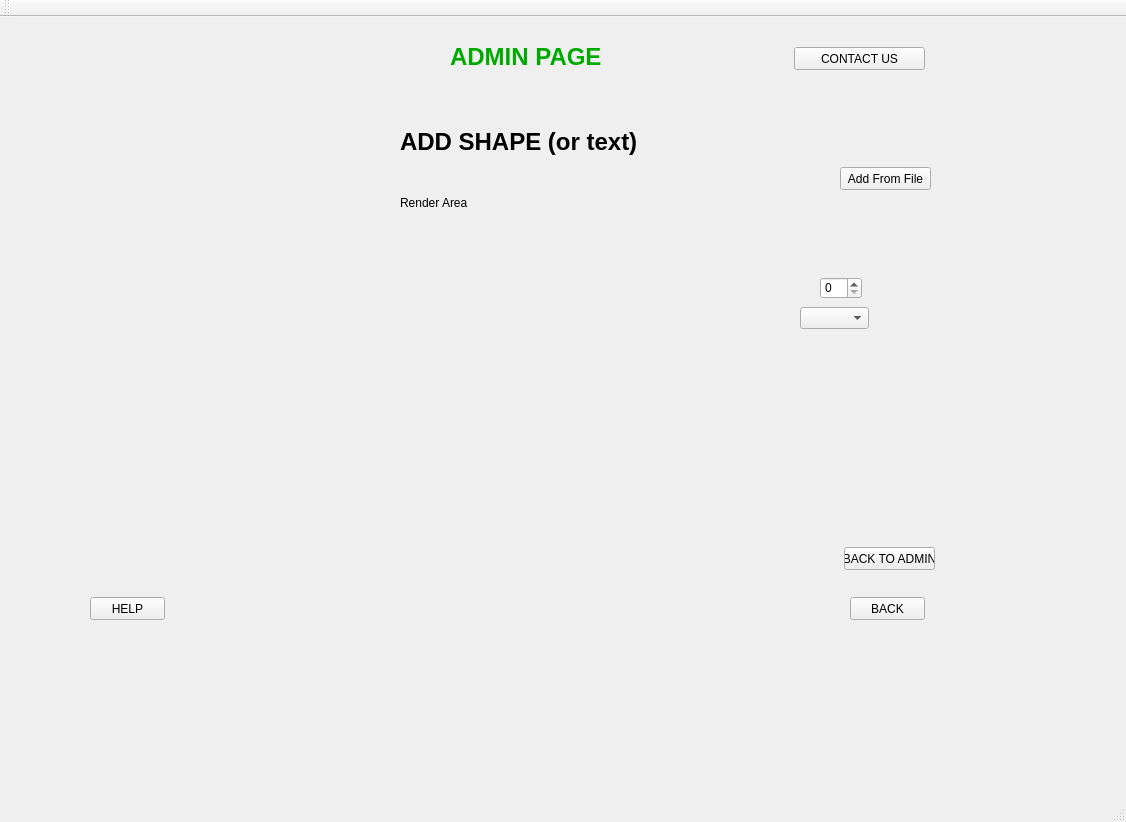
The window that mainwindow.ui (TheSoullessOne/Group-Project-2) describes before a commit, drawn with Qt 5.
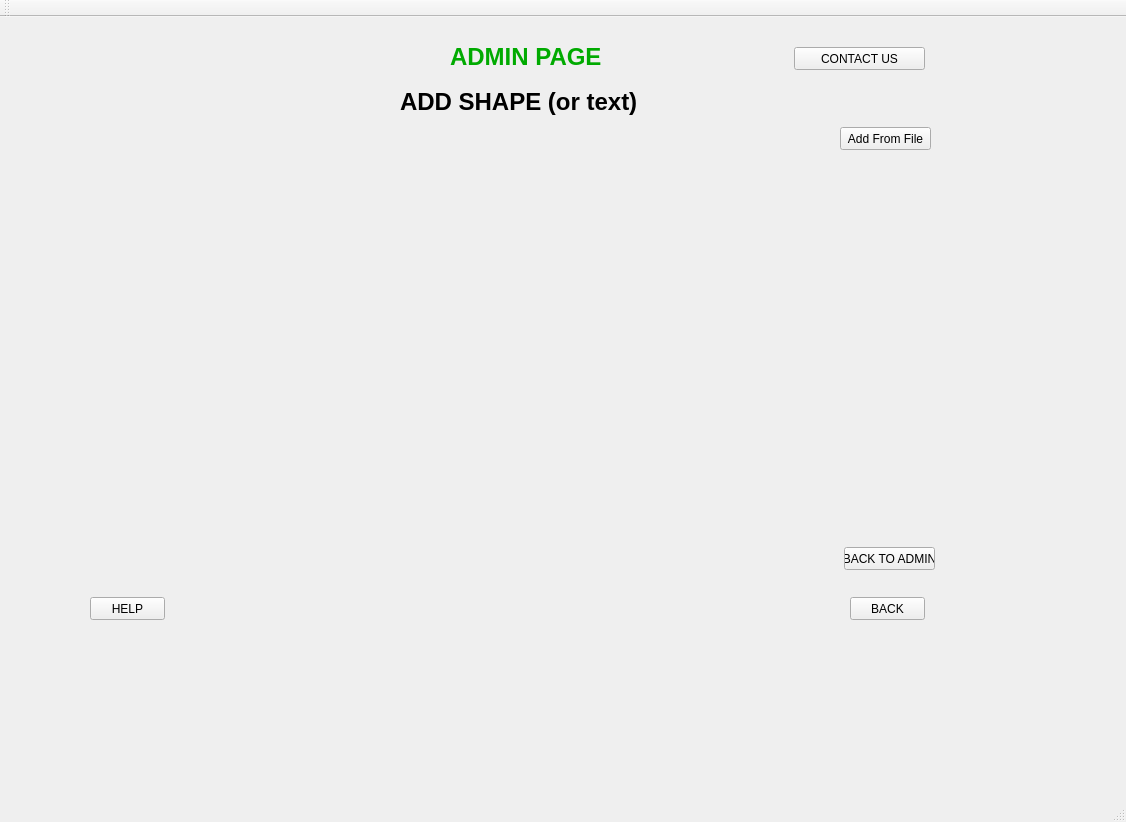
The same window after the commit. Custom widgets are drawn as their Qt base class.

Commit message: real sick of this

Patch:
```diff
--- a/mainwindow.ui
+++ b/mainwindow.ui
@@ -276,7 +276,7 @@
         <property name="geometry">
          <rect>
           <x>330</x>
-          <y>40</y>
+          <y>0</y>
           <width>261</width>
           <height>31</height>
          </rect>
@@ -289,7 +289,7 @@
         <property name="geometry">
          <rect>
           <x>770</x>
-          <y>80</y>
+          <y>40</y>
           <width>91</width>
           <height>23</height>
          </rect>
@@ -301,43 +301,10 @@
        <widget class="RenderArea" name="addRender" native="true">
         <property name="geometry">
          <rect>
-          <x>40</x>
-          <y>150</y>
-          <width>661</width>
-          <height>341</height>
-         </rect>
-        </property>
-       </widget>
-       <widget class="QLabel" name="label">
-        <property name="geometry">
-         <rect>
-          <x>330</x>
-          <y>100</y>
-          <width>71</width>
-          <height>31</height>
-         </rect>
-        </property>
-        <property name="text">
-         <string>Render Area</string>
-        </property>
-       </widget>
-       <widget class="QSpinBox" name="spinBox">
-        <property name="geometry">
-         <rect>
-          <x>750</x>
-          <y>190</y>
-          <width>42</width>
-          <height>22</height>
-         </rect>
-        </property>
-       </widget>
-       <widget class="QComboBox" name="comboBox">
-        <property name="geometry">
-         <rect>
-          <x>730</x>
-          <y>220</y>
-          <width>69</width>
-          <height>22</height>
+          <x>20</x>
+          <y>40</y>
+          <width>711</width>
+          <height>411</height>
          </rect>
         </property>
        </widget>
```
The commit also changes 1 other file.
